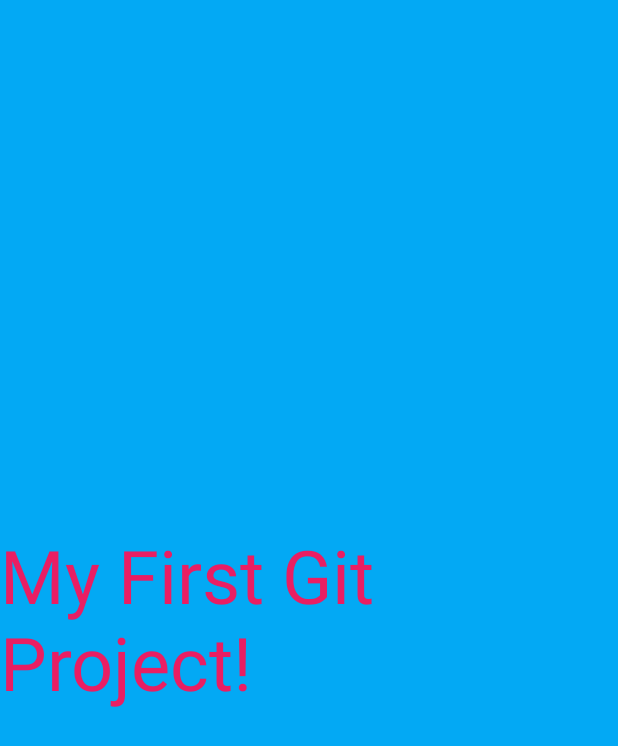
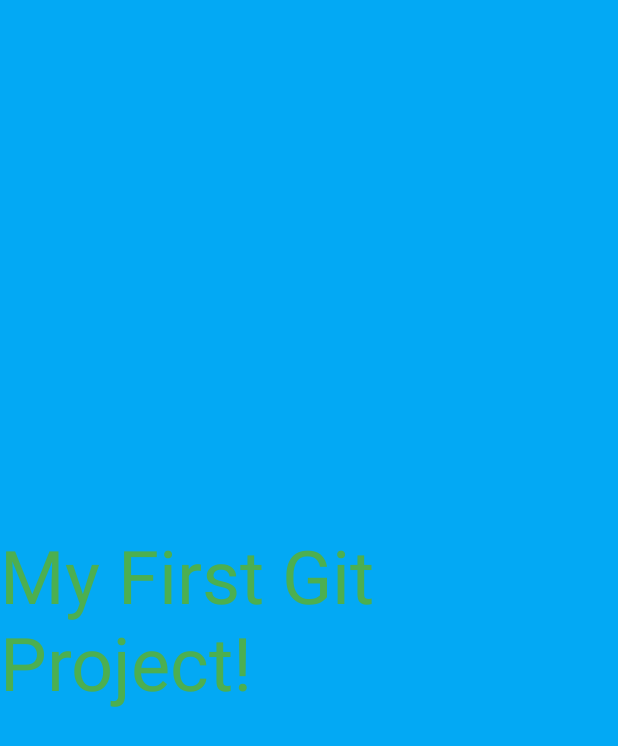
Before and after one commit to sonorousname/MyFirstGitProject, an Android app: the screen it shows after launch (MainActivity), on a phone screen of 412 x 824 dp. Shown: the top 746 px of the screen. Run offline under Robolectric (Android 15) with nearby library versions, the phone set to English and light mode, and no system bars.

Commit message:
Change text222 color

```diff
--- a/app/src/main/res/layout/activity_main.xml
+++ b/app/src/main/res/layout/activity_main.xml
@@ -12,7 +12,7 @@
         android:layout_width="wrap_content"
         android:layout_height="wrap_content"
         android:text="@string/my_first_git_project"
-        android:textColor="#E91E63"
+        android:textColor="#4CAF50"
         android:textSize="49sp"
         app:layout_constraintBottom_toBottomOf="parent"
         app:layout_constraintEnd_toEndOf="parent"
```
